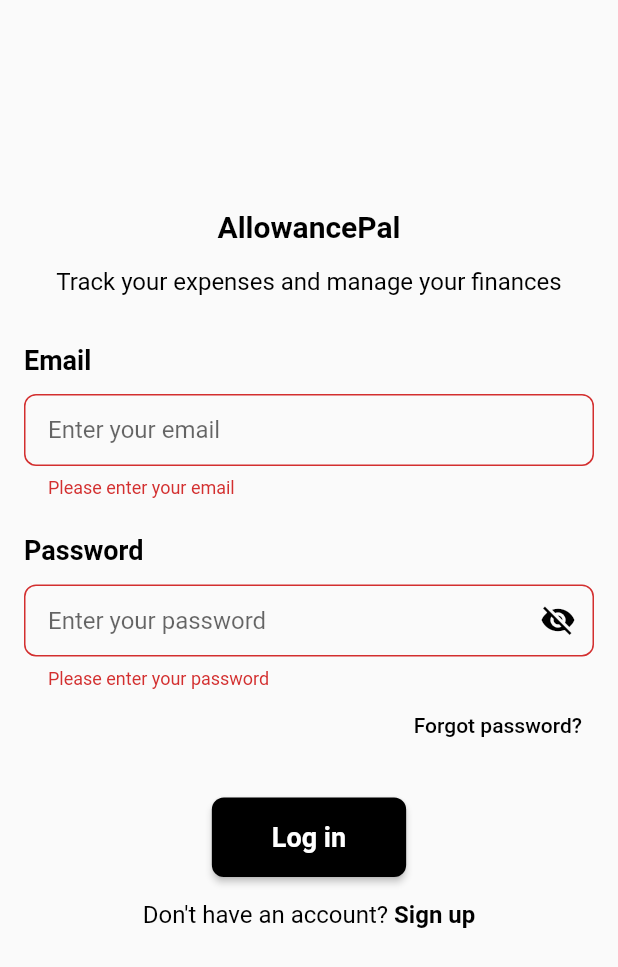
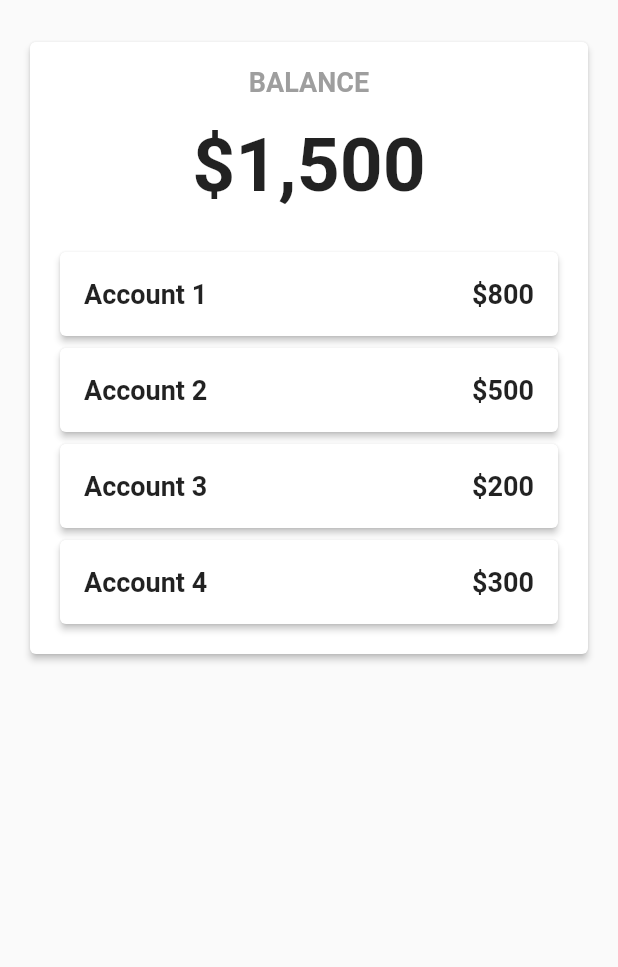
Before and after one commit to rpyncierto/AllowancePal, a Flutter app: the screen it shows after launch, after a tap on "Log in", on a phone screen of 412 x 824 dp. Shown: the top 967 px of the screen. Run offline on Flutter 3.47's test engine with Material 2 defaults, Android fonts, the phone set to English and light mode, and no system bars; our stand-ins replace firebase_core; accounts and stored records are empty.

Commit message:
feat: added dashboard test ui

```diff
--- a/lib/screens/authentication/sign_in.dart
+++ b/lib/screens/authentication/sign_in.dart
@@ -1,6 +1,7 @@
 import 'package:flutter/material.dart';
 import 'package:flutter/gestures.dart';
 import '../route_transition.dart';
+import '../tracker/dashboard.dart';
 import 'sign_up.dart';
 
 class SignInPage extends StatefulWidget {
@@ -142,9 +143,11 @@ class _SignInPageState extends State<SignInPage> {
                 SizedBox(height: 24),
                 ElevatedButton(
                   onPressed: () {
-                    if (_formKey.currentState!.validate()) {
-                      // Perform login
-                    }
+                    Navigator.push(context, SlideLeftRoute(page: DashboardPage()));
+                    // ! uncomment this for validation
+                    // if (_formKey.currentState!.validate()) {
+                    //   Navigator.push(context, SlideLeftRoute(page: DashboardPage()));
+                    // }
                   },
                   style: ElevatedButton.styleFrom(
                     primary: Colors.black,
--- /dev/null
+++ b/lib/screens/tracker/dashboard.dart
@@ -0,0 +1,102 @@
+import 'package:flutter/material.dart';
+
+class DashboardPage extends StatelessWidget {
+  @override
+  Widget build(BuildContext context) {
+    return Scaffold(
+      body: SafeArea(
+        child: Container(
+          padding: const EdgeInsets.all(16.0),
+          child: Column(
+            crossAxisAlignment: CrossAxisAlignment.start,
+            children: [
+              const SizedBox(height: 8.0),
+              Card(
+                elevation: 2.0,
+                child: Padding(
+                  padding: const EdgeInsets.all(16.0),
+                  child: Column(
+                    crossAxisAlignment: CrossAxisAlignment.start,
+                    children: [
+                      Center(
+                        child: Text(
+                          'BALANCE',
+                          style: TextStyle(
+                            fontSize: 18.0,
+                            fontWeight: FontWeight.bold,
+                            color: Colors.grey,
+                          ),
+                        ),
+                      ),
+                      const SizedBox(height: 16.0),
+                      Center(
+                        child: Text(
+                          '\$1,500',
+                          style: TextStyle(
+                            fontSize: 50.0,
+                            fontWeight: FontWeight.bold,
+                          ),
+                        ),
+                      ),
+                      const SizedBox(height: 16.0),
+                      const SizedBox(height: 8.0),
+                      AccountBreakdownCard(
+                        account: 'Account 1',
+                        currentBalance: '\$800',
+                      ),
+                      AccountBreakdownCard(
+                        account: 'Account 2',
+                        currentBalance: '\$500',
+                      ),
+                      AccountBreakdownCard(
+                        account: 'Account 3',
+                        currentBalance: '\$200',
+                      ),
+                      AccountBreakdownCard(
+                        account: 'Account 4',
+                        currentBalance: '\$300',
+                      ),
+                    ],
+                  ),
+                ),
+              ),
+            ],
+          ),
+        ),
+      ),
+    );
+  }
+}
+
+class AccountBreakdownCard extends StatelessWidget {
+  final String account;
+  final String currentBalance;
+
+  const AccountBreakdownCard({
+    required this.account,
+    required this.currentBalance,
+  });
+
+  @override
+  Widget build(BuildContext context) {
+    return Card(
+      elevation: 2.0,
+      child: ListTile(
+        title: Text(
+          account,
+          style: const TextStyle(
+            fontSize: 18.0,
+            fontWeight: FontWeight.bold,
+          ),
+        ),
+        trailing: Text(
+          currentBalance,
+          style: const TextStyle(
+            fontSize: 18.0,
+            fontWeight: FontWeight.bold,
+          ),
+        ),
+      ),
+    );
+  }
+}
```
